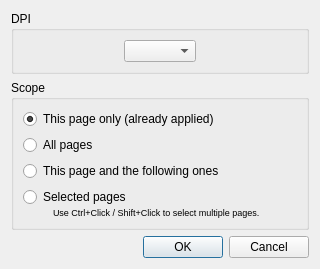
First picture: the form in filters/output/ui/OutputChangeDpiDialog.ui, repository ImageProcessing-ElectronicPublications/scantailor-deviant, before the edit.
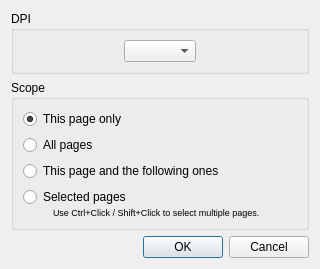
Second picture: the form after the edit.

Commit message: Fix the applying output DPI to the current page only.

Diff of the .ui file:
```diff
--- a/filters/output/ui/OutputChangeDpiDialog.ui
+++ b/filters/output/ui/OutputChangeDpiDialog.ui
@@ -71,7 +71,7 @@
       <item>
        <widget class="QRadioButton" name="thisPageRB">
         <property name="text">
-         <string>This page only (already applied)</string>
+         <string>This page only</string>
         </property>
         <property name="checked">
          <bool>true</bool>
```
The commit also changes 1 other file.
